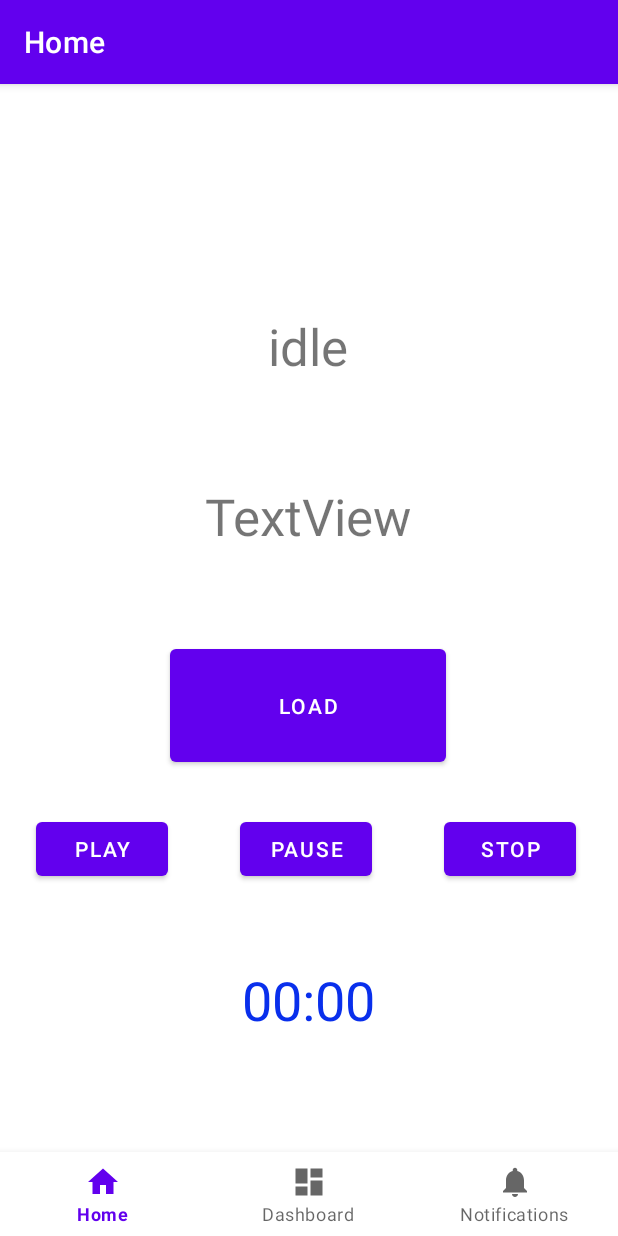
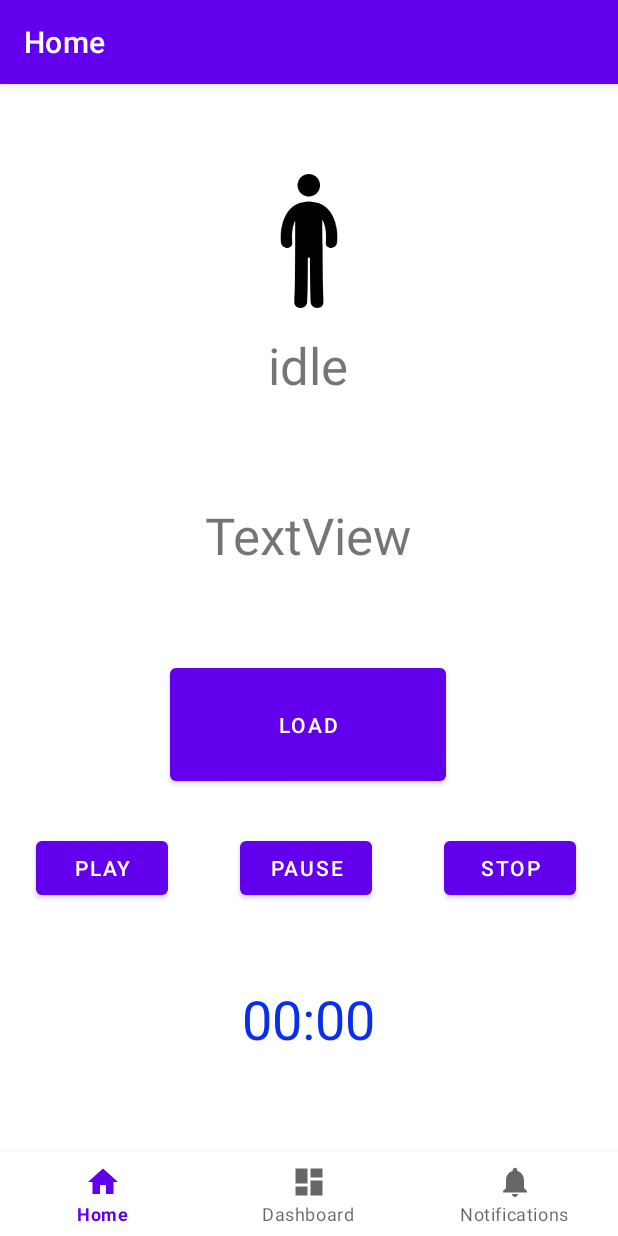
Before and after one commit to e-spinner/app, an Android app: the screen it shows after launch (MainActivity), after a tap on "LOAD", on a phone screen of 412 x 824 dp. Run offline under Robolectric (Android 15) with nearby library versions, the phone set to English and light mode, and no system bars; our stand-ins replace navigation-ui; libraries missing offline, so code that uses them is left out: com.vmadalin.easypermissions; 1 statement that could not run was skipped.

Commit message:
Updated UI to include an image that changes with status
I think this is a little janky with the code

```diff
--- a/app/src/main/java/com/se/app/ui/home/HomeFragment.kt
+++ b/app/src/main/java/com/se/app/ui/home/HomeFragment.kt
@@ -13,6 +13,7 @@ import android.view.ViewGroup
 import android.widget.Button
 import android.widget.Chronometer
 import android.widget.TextView
+import androidx.core.text.buildSpannedString
 import androidx.fragment.app.Fragment
 import androidx.lifecycle.ViewModelProvider
 import com.google.android.gms.location.FusedLocationProviderClient
@@ -24,6 +25,12 @@ import com.se.app.R
 import com.se.app.databinding.FragmentHomeBinding
 import com.vmadalin.easypermissions.EasyPermissions
 import com.vmadalin.easypermissions.annotations.AfterPermissionGranted
+import android.content.Context
+import android.graphics.drawable.Drawable
+import android.text.SpannableString
+import android.widget.ImageView
+import androidx.core.content.ContextCompat
+
 
 
 private const val REQUEST_CODE_FINE_LOCATION = 1
@@ -42,10 +49,12 @@ class HomeFragment : Fragment() {
 
     private lateinit var distanceDisplay: TextView
     private lateinit var stateTV: TextView
+    private lateinit var runStatus: ImageView
 
     private lateinit var tracker: Tracker
     private lateinit var display: Display
     private lateinit var clock: Timer
+    private lateinit var displayImage : DisplayImage
 
     private lateinit var controller: Controller
 
@@ -63,6 +72,7 @@ class HomeFragment : Fragment() {
 
 
         stateTV = binding.moveState
+        runStatus = binding.runStatus
         distanceDisplay = binding.distanceDisplay
         loadButton = binding.loadButton
         startButton = binding.playButton
@@ -78,7 +88,8 @@ class HomeFragment : Fragment() {
         tracker = Tracker()
         clock = Timer(cMeter)
         display = Display(stateTV)
-        controller = Controller(tracker, clock, display)
+        displayImage = DisplayImage(runStatus)
+        controller = Controller(tracker, clock, display, displayImage)
 
         loadButton.setOnClickListener { controller.load() }
         startButton.setOnClickListener { controller.play() }
@@ -92,7 +103,7 @@ class HomeFragment : Fragment() {
     // Main State Machine //
     // ****************** //
 
-    private class Controller( var tracker: Tracker, var timer: Timer, var display: Display) {
+    private class Controller( var tracker: Tracker, var timer: Timer, var display: Display, var displayImage: DisplayImage) {
         var numCycles: Int = 0
         var runTime: Long = 0
         var walkTime: Long = 0
@@ -136,6 +147,7 @@ class HomeFragment : Fragment() {
             Log.d("controller", "stopping")
             timer.stop()
             display.stop()
+            displayImage.stop()
             tracker.stop()
             playing = false
             saveData()
@@ -145,6 +157,7 @@ class HomeFragment : Fragment() {
             timer.pause()
             tracker.pause()
             display.idle()
+            displayImage.idle()
         }
         fun play() {
             // run
@@ -156,6 +169,7 @@ class HomeFragment : Fragment() {
                 }
                 Log.d("controller", "running")
                 display.run()
+                displayImage.run()
                 tracker.resume()
                 timer.start()
             }
@@ -168,6 +182,7 @@ class HomeFragment : Fragment() {
                 }
                 Log.d("controller", "walking")
                 display.walk()
+                displayImage.walk()
                 tracker.resume()
                 timer.start()
             }
@@ -186,6 +201,7 @@ class HomeFragment : Fragment() {
 
         }
     }
+
 
     // *********** //
     // Timer Logic //
@@ -295,10 +311,27 @@ class HomeFragment : Fragment() {
         }
     }
 
+
     // ************************ //
     // Run / Walk State Display //
     // ************************ //
-    private class Display(var output : TextView ) {
+    private class DisplayImage(var outputImage : ImageView) {
+        fun walk() {
+            outputImage.setImageResource(R.drawable.walk_icon)
+        }
+        fun run() {
+            outputImage.setImageResource(R.drawable.run_icon)
+        }
+        fun idle() {
+            outputImage.setImageResource(R.drawable.idle_icon)
+        }
+        fun stop() {
+            outputImage.setImageResource(R.drawable.stop_icon)
+        }
+
+    }
+    private class Display(var output : TextView) {
+
 
         // make better
         fun walk() {
@@ -314,13 +347,11 @@ class HomeFragment : Fragment() {
         fun idle() {
             Log.d("display", "idle")
             output.text = "idle"
-
         }
 
         fun stop() {
             Log.d("display", "stop")
             output.text = "stopped"
-
         }
 
     }
--- a/app/src/main/res/layout/fragment_home.xml
+++ b/app/src/main/res/layout/fragment_home.xml
@@ -35,13 +35,13 @@
         android:id="@+id/move_state"
         android:layout_width="wrap_content"
         android:layout_height="wrap_content"
-        android:layout_marginTop="96dp"
+        android:layout_marginTop="15dp"
         android:text="TextView"
         android:textSize="34sp"
         app:layout_constraintEnd_toEndOf="parent"
         app:layout_constraintHorizontal_bias="0.498"
         app:layout_constraintStart_toStartOf="parent"
-        app:layout_constraintTop_toTopOf="parent" />
+        app:layout_constraintTop_toBottomOf="@+id/runStatus" />
 
     <TextView
         android:id="@+id/distance_display"
@@ -85,4 +85,14 @@
         app:layout_constraintStart_toEndOf="@+id/pause_button"
         app:layout_constraintTop_toBottomOf="@+id/load_button" />
 
+    <ImageView
+        android:id="@+id/runStatus"
+        android:layout_width="89dp"
+        android:layout_height="89dp"
+        android:layout_marginTop="4dp"
+        app:layout_constraintEnd_toEndOf="parent"
+        app:layout_constraintStart_toStartOf="parent"
+        app:layout_constraintTop_toTopOf="parent"
+        tools:src="@tools:sample/avatars" />
+
 </androidx.constraintlayout.widget.ConstraintLayout>
```
Also changed, not shown: app/src/main/res/drawable/idle_icon.png (added), app/src/main/res/drawable/run_icon.png (added), app/src/main/res/drawable/stop_icon.png (added), app/src/main/res/drawable/walk_icon.png (added).
